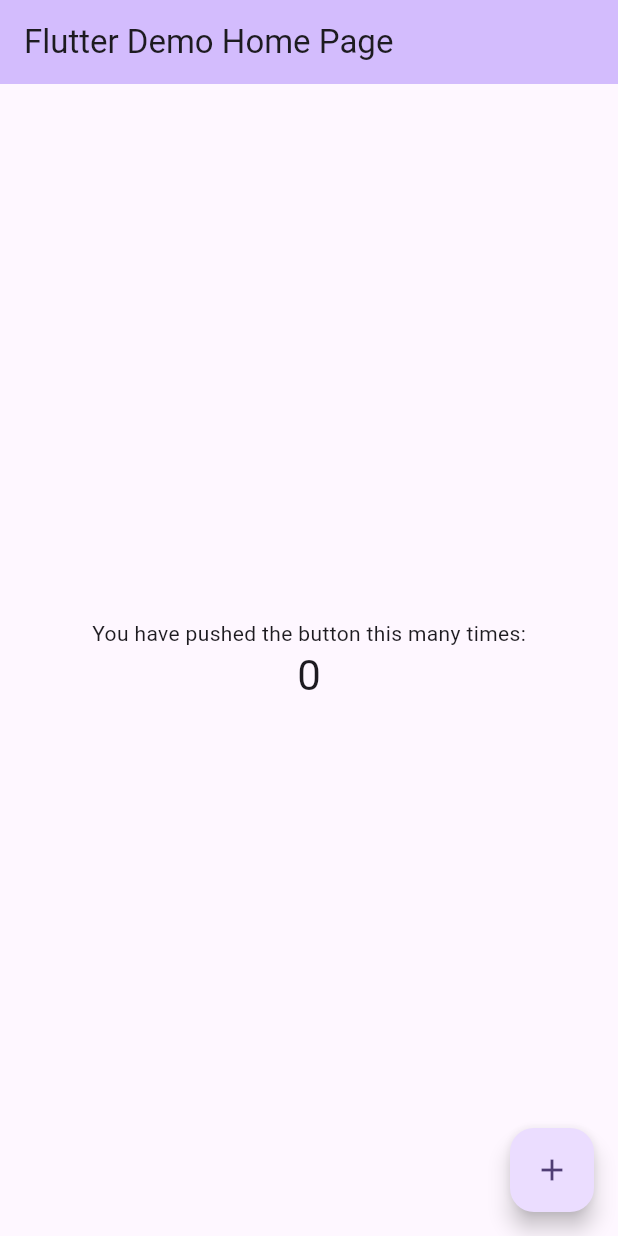
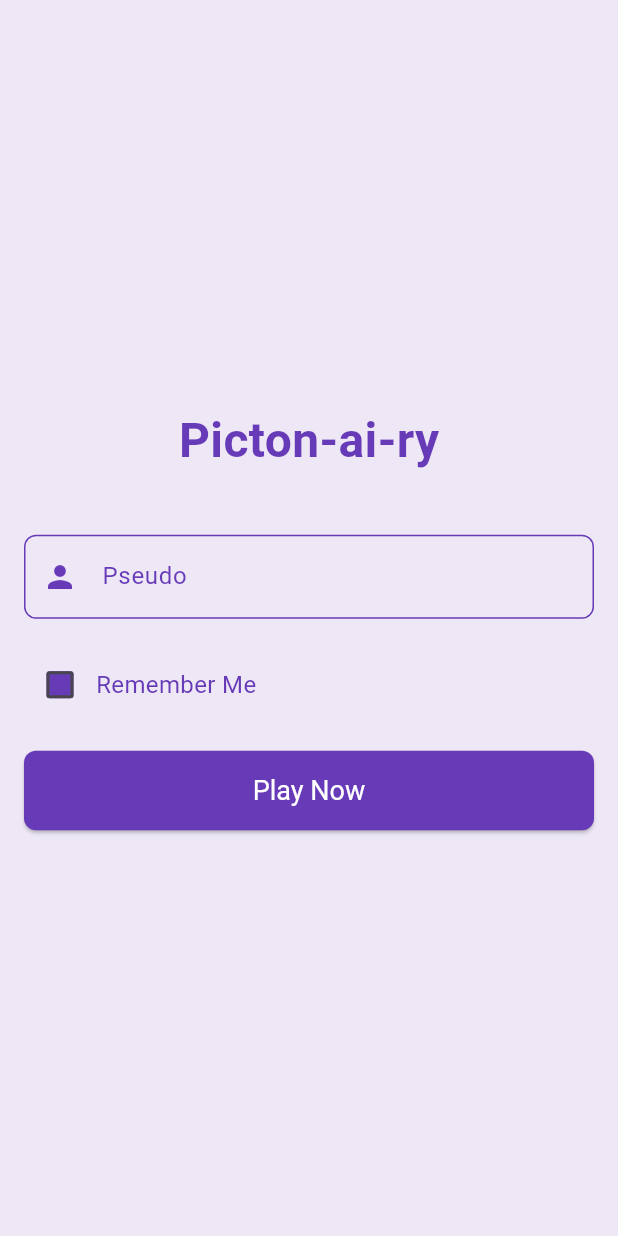
Before and after one commit to Abauchot/piction_ia_ry_bauchot, a Flutter app: the screen it shows after launch, on a phone screen of 412 x 824 dp. Run offline on Flutter 3.47's test engine with Material 3 defaults, Android fonts, the phone set to English and light mode, and no system bars.

Commit message:
login.dart

```diff
--- /dev/null
+++ b/devtools_options.yaml
@@ -0,0 +1,3 @@
+description: This file stores settings for Dart & Flutter DevTools.
+documentation: https://docs.flutter.dev/tools/devtools/extensions#configure-extension-enablement-states
+extensions:
--- a/lib/main.dart
+++ b/lib/main.dart
@@ -1,4 +1,6 @@
 import 'package:flutter/material.dart';
+import 'package:piction_ia_ry_bauchot/screens/login.dart';
+import 'package:piction_ia_ry_bauchot/utils/theme.dart';
 
 void main() {
   runApp(const MyApp());
@@ -11,27 +13,9 @@ class MyApp extends StatelessWidget {
   @override
   Widget build(BuildContext context) {
     return MaterialApp(
-      title: 'Flutter Demo',
-      theme: ThemeData(
-        // This is the theme of your application.
-        //
-        // TRY THIS: Try running your application with "flutter run". You'll see
-        // the application has a purple toolbar. Then, without quitting the app,
-        // try changing the seedColor in the colorScheme below to Colors.green
-        // and then invoke "hot reload" (save your changes or press the "hot
-        // reload" button in a Flutter-supported IDE, or press "r" if you used
-        // the command line to start the app).
-        //
-        // Notice that the counter didn't reset back to zero; the application
-        // state is not lost during the reload. To reset the state, use hot
-        // restart instead.
-        //
-        // This works for code too, not just values: Most code changes can be
-        // tested with just a hot reload.
-        colorScheme: ColorScheme.fromSeed(seedColor: Colors.deepPurple),
-        useMaterial3: true,
-      ),
-      home: const MyHomePage(title: 'Flutter Demo Home Page'),
+      title: 'Piction-ai-ry',
+      theme: AppTheme.lightTheme,
+      home: LoginPage(),
     );
   }
 }
--- /dev/null
+++ b/lib/screens/login.dart
@@ -0,0 +1,109 @@
+import 'package:flutter/material.dart';
+import 'package:piction_ia_ry_bauchot/utils/theme.dart';
+
+void main() {
+  runApp(const MyApp());
+}
+
+class MyApp extends StatelessWidget {
+  const MyApp({super.key});
+
+  @override
+  Widget build(BuildContext context) {
+    return MaterialApp(
+      home: LoginPage(),
+      theme: AppTheme.lightTheme, // Use the custom theme
+    );
+  }
+}
+
+class LoginPage extends StatefulWidget {
+  @override
+  _LoginPageState createState() => _LoginPageState();
+}
+
+class _LoginPageState extends State<LoginPage> {
+  bool _rememberMe = false;
+
+  @override
+  Widget build(BuildContext context) {
+    return Scaffold(
+      backgroundColor: Theme.of(context).scaffoldBackgroundColor,
+      body: Center(
+        child: Padding(
+          padding: const EdgeInsets.all(16.0),
+          child: Column(
+            mainAxisAlignment: MainAxisAlignment.center,
+            children: <Widget>[
+              const Text(
+                'Picton-ai-ry',
+                style: TextStyle(
+                  fontSize: 32,
+                  fontWeight: FontWeight.bold,
+                  color: Colors.deepPurple,
+                ),
+              ),
+              const SizedBox(height: 40),
+              TextField(
+                decoration: InputDecoration(
+                  prefixIcon: const Icon(Icons.person, color: Colors.deepPurple),
+                  labelText: 'Pseudo',
+                  labelStyle: const TextStyle(color: Colors.deepPurple),
+                  enabledBorder: OutlineInputBorder(
+                    borderSide: const BorderSide(color: Colors.deepPurple),
+                    borderRadius: BorderRadius.circular(8.0),
+                  ),
+                  focusedBorder: OutlineInputBorder(
+                    borderSide: const BorderSide(color: Colors.deepPurple),
+                    borderRadius: BorderRadius.circular(8.0),
+                  ),
+                ),
+              ),
+              const SizedBox(height: 20),
+              Row(
+                mainAxisAlignment: MainAxisAlignment.spaceBetween,
+                children: [
+                  Row(
+                    children: [
+                      Checkbox(
+                        value: _rememberMe,
+                        activeColor: Colors.deepPurple,
+                        onChanged: (bool? value) {
+                          setState(() {
+                            _rememberMe = value ?? false;
+                          });
+                        },
+                      ),
+                      const Text(
+                        'Remember Me',
+                        style: TextStyle(color: Colors.deepPurple),
+                      ),
+                    ],
+                  ),
+                ],
+              ),
+              const SizedBox(height: 20),
+              SizedBox(
+                width: double.infinity,
+                child: ElevatedButton(
+                  onPressed: () {},
+                  style: ElevatedButton.styleFrom(
+                    backgroundColor: Colors.deepPurple,
+                    padding: const EdgeInsets.symmetric(vertical: 16.0),
+                    shape: RoundedRectangleBorder(
+                      borderRadius: BorderRadius.circular(8.0),
+                    ),
+                  ),
+                  child: const Text(
+                    'Play Now',
+                    style: TextStyle(fontSize: 18, color: Colors.white),
+                  ),
+                ),
+              ),
+            ],
+          ),
+        ),
+      ),
+    );
+  }
+}
--- /dev/null
+++ b/lib/utils/theme.dart
@@ -0,0 +1,49 @@
+import 'package:flutter/material.dart';
+
+class AppTheme {
+  static ThemeData get lightTheme {
+    return ThemeData(
+      primarySwatch: Colors.deepPurple,
+      scaffoldBackgroundColor: Colors.deepPurple[50],
+      textTheme: const TextTheme(
+        displayLarge: TextStyle(
+          fontSize: 32,
+          fontWeight: FontWeight.bold,
+          color: Colors.deepPurple,
+        ),
+        bodyMedium: TextStyle(
+          fontSize: 16,
+          color: Colors.deepPurple,
+        ),
+      ),
+      inputDecorationTheme: InputDecorationTheme(
+        prefixIconColor: Colors.deepPurple,
+        labelStyle: const TextStyle(color: Colors.deepPurple),
+        enabledBorder: OutlineInputBorder(
+          borderSide: const BorderSide(color: Colors.deepPurple),
+          borderRadius: BorderRadius.circular(8.0),
+        ),
+        focusedBorder: OutlineInputBorder(
+          borderSide: const BorderSide(color: Colors.deepPurple),
+          borderRadius: BorderRadius.circular(8.0),
+        ),
+      ),
+      checkboxTheme: CheckboxThemeData(
+        fillColor: MaterialStateProperty.all(Colors.deepPurple),
+      ),
+      elevatedButtonTheme: ElevatedButtonThemeData(
+        style: ElevatedButton.styleFrom(
+          backgroundColor: Colors.deepPurple,
+          padding: const EdgeInsets.symmetric(vertical: 16.0),
+          shape: RoundedRectangleBorder(
+            borderRadius: BorderRadius.circular(8.0),
+          ),
+          textStyle: const TextStyle(
+            fontSize: 18,
+            color: Colors.white,
+          ),
+        ),
+      ),
+    );
+  }
+}
--- a/pubspec.yaml
+++ b/pubspec.yaml
@@ -35,6 +35,7 @@ dependencies:
   # The following adds the Cupertino Icons font to your application.
   # Use with the CupertinoIcons class for iOS style icons.
   cupertino_icons: ^1.0.8
+  flutter_login: ^5.0.0
 
 dev_dependencies:
   flutter_test:
```
Also changed, not shown: lib/screens/startgame.dart (added), pubspec.lock.
